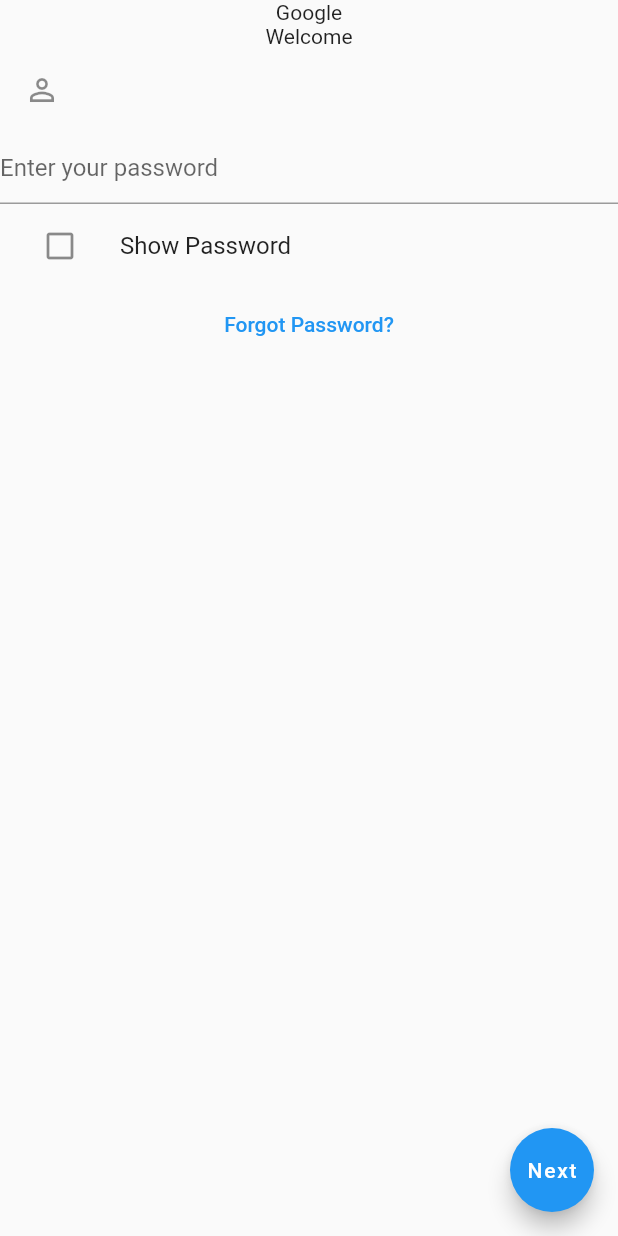
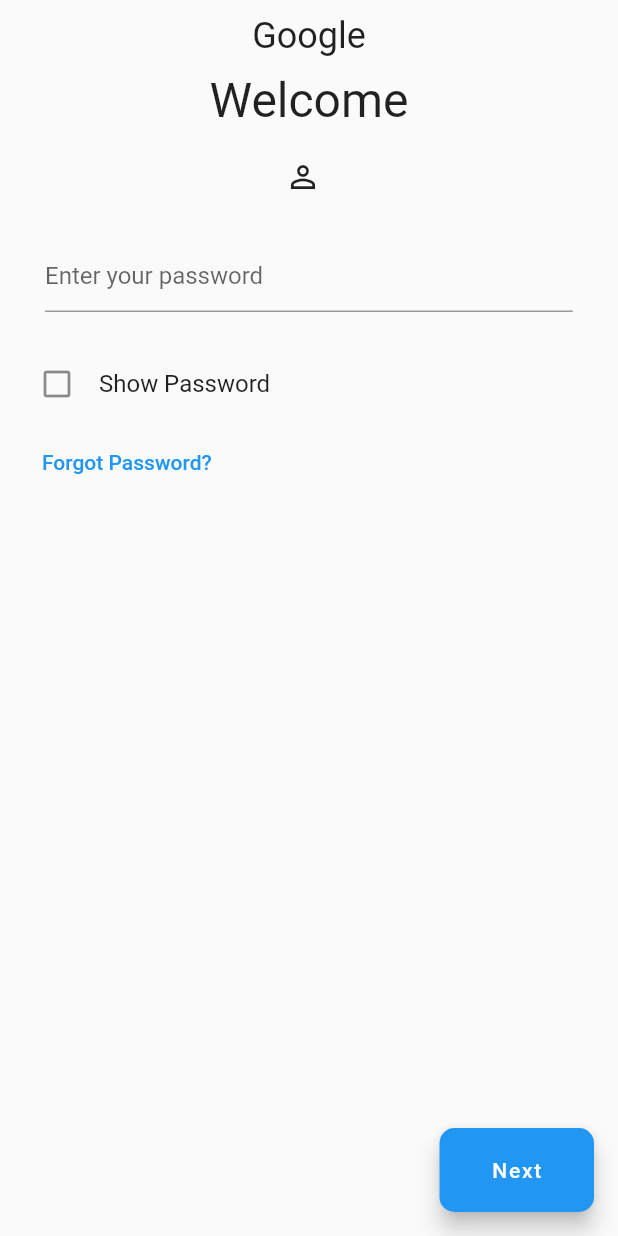
Before and after one commit to jgarzon26/GmailMockup, a Flutter app: the screen it shows after launch, after a tap on "Next", on a phone screen of 412 x 824 dp. Run offline on Flutter 3.47's test engine with Material 2 defaults, Android fonts, the phone set to English and light mode, and no system bars.

Commit message:
ApplyPaddingsandArrangeWidgets

```diff
--- a/lib/loginpage.dart
+++ b/lib/loginpage.dart
@@ -85,7 +85,7 @@ class _LoginPage1State extends State<LoginPage1>{
           ),
         ),
         floatingActionButton: Container(
-          width: MediaQuery.of(context).size.width * 0.35,
+          width: MediaQuery.of(context).size.width * 0.25,
           child: FloatingActionButton(
             onPressed: () {
               Navigator.push(
--- a/lib/loginpage2.dart
+++ b/lib/loginpage2.dart
@@ -3,15 +3,18 @@ import 'package:gmail_mockup/homepage.dart';
 
 class LoginPage2 extends StatefulWidget{
 
-  late final String _email;
+  final String _email;
 
-  LoginPage2(this._email);
+  const LoginPage2(this._email, {super.key});
 
   @override
   State<LoginPage2> createState() => _LoginPage2State();
 }
 
 class _LoginPage2State extends State<LoginPage2> {
+
+  static const double _paddingLeft = 10;
+
   var _showPassword = false;
   IconData _showPasswordCheckbox = Icons.check_box_outline_blank;
 
@@ -21,46 +24,88 @@ class _LoginPage2State extends State<LoginPage2> {
       child: Scaffold(
         body: Column(
           children: [
-            Text("Google"),
-            Text("Welcome"),
-            ListTile(
-              leading: Icon(
-                Icons.perm_identity,
+            const Padding(
+              padding: EdgeInsets.all(10.0),
+              child: Text(
+                "Google",
+                style: TextStyle(
+                  fontSize: 24,
                 ),
-              title: Text(widget._email),
               ),
-            TextFormField(
+            ),
+            const Text(
+              "Welcome",
+              style: TextStyle(
+                fontSize: 32,
+              ),
+            ),
+            Padding(
+              padding: const EdgeInsets.all(10.0),
+              child: Row(
+                mainAxisAlignment: MainAxisAlignment.center,
+                children: [
+                const Padding(
+                    padding: EdgeInsets.only(right: 8, top: _paddingLeft),
+                    child: Icon(Icons.perm_identity),
+                  ),
+                  Padding(
+                    padding: const EdgeInsets.only(top: _paddingLeft),
+                    child: Text(widget._email),
+                  ),
+                ],
+              ),
+            ),
+            Padding(
+              padding: const EdgeInsets.symmetric(horizontal: 30, vertical: 20),
+              child: TextFormField(
                 obscureText: !_showPassword,
-              decoration: InputDecoration(
+                decoration: const InputDecoration(
                   hintText: "Enter your password",
                 ),
               ),
-            ListTile(
-              leading: IconButton(
-                icon: Icon(
+            ),
+            Padding(
+              padding: const EdgeInsets.only(left: _paddingLeft),
+              child: ListTile(
+                leading: Icon(
                   _showPasswordCheckbox,
                 ),
-                onPressed: () {
+                onTap: () {
                   _showPassword = !_showPassword;
-                  setState(() => _showPasswordCheckbox = _showPassword ? Icons.check_box : Icons.check_box_outline_blank);
+                  setState(() => _showPasswordCheckbox = _showPassword
+                      ? Icons.check_box
+                      : Icons.check_box_outline_blank);
                 },
+                horizontalTitleGap: 0,
+                title: const Text("Show Password"),
               ),
-              title: Text("Show Password"),
             ),
-            TextButton(
+            Align(
+              alignment: Alignment.centerLeft,
+              child: Padding(
+                padding: const EdgeInsets.only(left: _paddingLeft + 10),
+                child: TextButton(
                   onPressed: () {},
-              child: Text("Forgot Password?"),
+                  child: const Text("Forgot Password?"),
+                ),
+              ),
             ),
           ],
         ),
-        floatingActionButton: FloatingActionButton(
+        floatingActionButton: Container(
+          width: MediaQuery.of(context).size.width * 0.25,
+          child: FloatingActionButton(
+            shape: const RoundedRectangleBorder(
+              borderRadius: BorderRadius.all(Radius.circular(10)),
+            ),
             onPressed: () {
               Navigator.push(
                 context,
                 MaterialPageRoute(builder: (context) => HomePage())
               );
             },
-          child: Text("Next"),
+            child: const Text("Next"),
+          ),
         ),
       ),
     );
```
Lines whose indentation alone changed are shown as unchanged.
